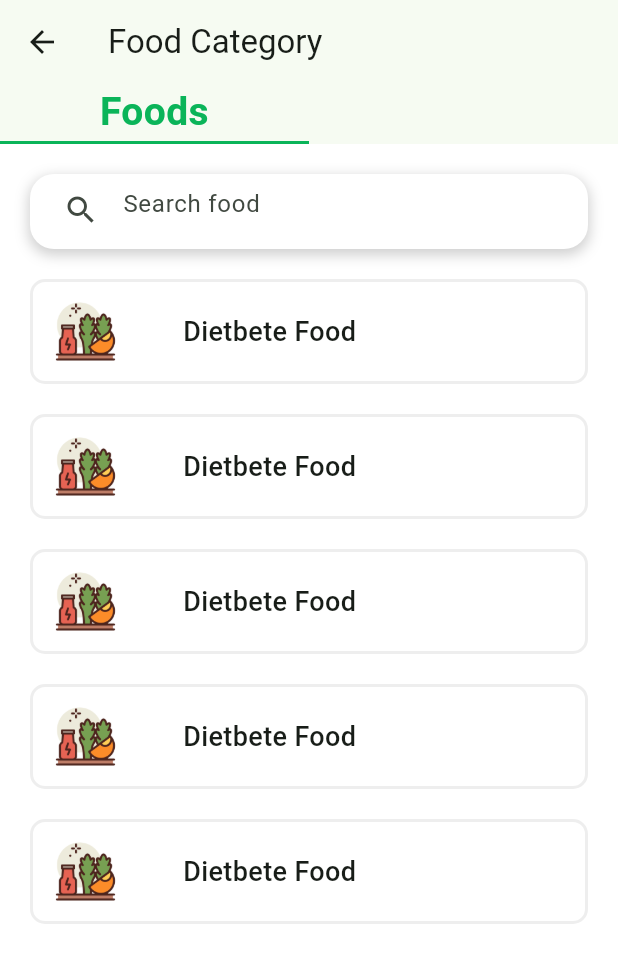
After one commit to VongSorya-Uch/final_mobile, a Flutter app: the AllDietbetes screen opened directly, on a phone screen of 412 x 824 dp. The commit adds this screen. Shown: the top 963 px of the screen. Run offline on Flutter 3.47's test engine with Material 3 defaults, Android fonts, the phone set to English and light mode, and no system bars; our stand-ins replace dotted_border, flutter_slidable, font_awesome_flutter, image_picker, qr_flutter, shared_preferences and 1 more; accounts and stored records are empty.

Commit message:
add_dietbetes

```diff
--- /dev/null
+++ b/Pikrous/lib/presentation/pages/all_dietbete_page.dart
@@ -0,0 +1,116 @@
+// ignore_for_file: use_full_hex_values_for_flutter_colors
+
+import 'package:flutter/material.dart';
+import 'package:pikrous/helper/utils/colors.dart';
+import 'package:pikrous/presentation/items/search_bar.dart';
+import 'package:pikrous/presentation/pages/all_doctors_page.dart';
+
+class AllDietbetes extends StatefulWidget {
+  const AllDietbetes({super.key});
+
+  @override
+  State<AllDietbetes> createState() => _AllDietbetesState();
+}
+
+List<String> problems = [
+  'Dietbete Food',
+  'Dietbete Food',
+  'Dietbete Food',
+  'Dietbete Food',
+  'Dietbete Food',
+];
+
+class _AllDietbetesState extends State<AllDietbetes> {
+  @override
+  Widget build(BuildContext context) {
+    return Scaffold(
+      backgroundColor: Colors.white,
+      appBar: AppBar(
+        leading: IconButton(
+          icon: const Icon(
+            Icons.arrow_back,
+          ),
+          onPressed: () {
+            Navigator.pop(context);
+          },
+        ),
+        title: const Text('Food Category'),
+        bottom: PreferredSize(
+          preferredSize: const Size.fromHeight(40),
+          child: Row(
+            children: [
+              Container(
+                height: 40,
+                width: MediaQuery.of(context).size.width / 2,
+                decoration: const BoxDecoration(
+                  border: Border(
+                    bottom: BorderSide(
+                      color: primaryColor,
+                      width: 2.0,
+                    ),
+                  ),
+                ),
+                child: const Center(
+                  child: Text(
+                    'Foods',
+                    textAlign: TextAlign.center,
+                    style: TextStyle(
+                      fontSize: 26,
+                      fontWeight: FontWeight.w700,
+                      color: primaryColor,
+                    ),
+                  ),
+                ),
+              ),
+              const Spacer(),
+            ],
+          ),
+        ),
+      ),
+      body: Container(
+        color: Colors.white,
+        padding: const EdgeInsets.symmetric(horizontal: 20),
+        child: Column(
+          children: [
+            const SearchBarInput(label: 'Search food'),
+            const SizedBox(
+              height: 20,
+            ),
+            Expanded(
+              child: ListView.builder(
+                itemCount: problems.length,
+                itemBuilder: ((context, index) {
+                  return Container(
+                    width: MediaQuery.of(context).size.width,
+                    height: 70,
+                    margin: EdgeInsets.only(top: index > 0 ? 20 : 0),
+                    decoration: BoxDecoration(
+                        border: Border.all(
+                            color: const Color(0XFFFEEEEEE), width: 2.0),
+                        borderRadius: BorderRadius.circular(10)),
+                    child: Row(
+                      children: [
+                        Container(
+                          margin: const EdgeInsets.symmetric(horizontal: 10),
+                          width: 50,
+                          height: 50,
+                          child: Image.asset('lib/assets/images/Diet1.png'),
+                        ),
+                        Container(
+                          margin: const EdgeInsets.only(left: 30),
+                          child: Text(problems[index],
+                              style: const TextStyle(
+                                  fontSize: 18, fontWeight: FontWeight.w500)),
+                        ),
+                      ],
+                    ),
+                  );
+                }),
+              ),
+            ),
+          ],
+        ),
+      ),
+    );
+  }
+}
--- a/Pikrous/lib/presentation/pages/home.dart
+++ b/Pikrous/lib/presentation/pages/home.dart
@@ -17,6 +17,7 @@
 import 'package:pikrous/presentation/pages/doctor_page.dart';
 import 'package:pikrous/presentation/pages/doctors/view_all_doctor.dart';
 import 'package:pikrous/presentation/pages/calendar_page.dart';
+import 'package:pikrous/presentation/pages/all_dietbete_page.dart';
 
 import '../items/bottom_nav_bar.dart';
 import 'package:http/http.dart' as http;
@@ -32,7 +33,8 @@
   'All',
   'Diet Food',
   'Old Food',
-  'Vegan food',
+  'Vegan Food',
+  'Dietbete Food',
 ];
 
 List<String> categoriesImage = [
@@ -40,6 +42,7 @@
   'lib/assets/images/diet_food.png',
   'lib/assets/images/old_food.jpg',
   'lib/assets/images/vegan.jpg',
+  'lib/assets/images/diet.png',
 ];
 
 class _HomePageState extends State<HomePage> {
@@ -364,8 +367,20 @@
                                                 builder: ((context) =>
                                                     const AllCategories())));
                                       } else if (index == 1) {
+                                        Navigator.push(
+                                            context,
+                                            MaterialPageRoute(
+                                                builder: ((context) =>
+                                                    const AllCategories())));
                                       } else if (index == 2) {
-                                      } else if (index == 3) {}
+                                      } else if (index == 3) {
+                                      } else if (index == 4) {
+                                        Navigator.push(
+                                            context,
+                                            MaterialPageRoute(
+                                                builder: ((context) =>
+                                                    const AllDietbetes())));
+                                      }
                                     },
                                     child: Column(
                                       children: [
```
Also changed, not shown: Pikrous/lib/assets/images/Diet1.png (added), Pikrous/lib/assets/images/diet.png (added).
